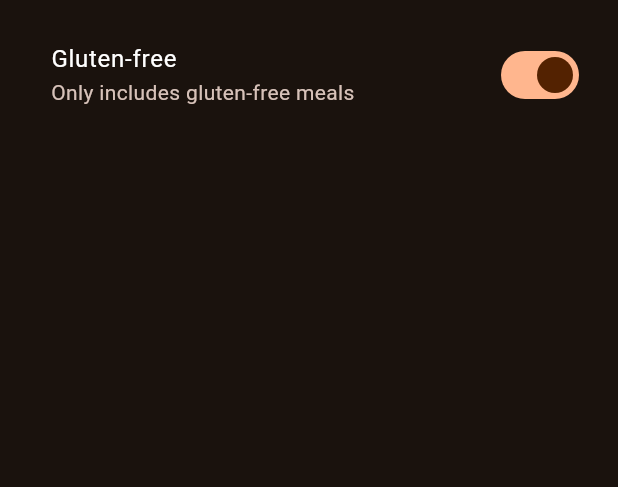
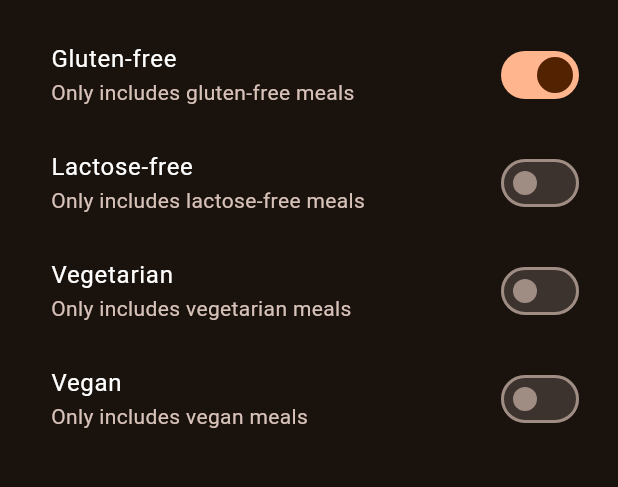
Before and after one commit to loremm34/riverpod-demos, a Flutter app: the FiltersScreen screen opened directly, after a tap on "Gluten-free", on a phone screen of 412 x 824 dp, the part 63-550 px from its top. Run offline on Flutter 3.47's test engine with Material 3 defaults, Android fonts, the phone set to English and light mode, and no system bars; our stand-ins replace transparent_image.

Commit message:
new widget added

```diff
--- a/lib/screens/filters_screen.dart
+++ b/lib/screens/filters_screen.dart
@@ -1,6 +1,7 @@
 import 'package:flutter/material.dart';
 import 'package:flutter_application_3/widgets/main_drawer.dart';
 import 'package:flutter_application_3/screens/tabs_screen.dart';
+import 'package:flutter_application_3/widgets/switch_list_tile_item.dart';
 
 class FiltersScreen extends StatefulWidget {
   const FiltersScreen({super.key});
@@ -11,6 +12,28 @@ class FiltersScreen extends StatefulWidget {
 
 class _FiltersScreenState extends State<FiltersScreen> {
   var _glutenFreeFilterList = false;
+  var _lactoseFreeFilterList = false;
+  var _vegetarianFreeFilterList = false;
+  var _veganFreeFilterList = false;
+
+  void _onSwitchFilterChange(bool isSwitched, String filterType) {
+    setState(() {
+      switch (filterType) {
+        case 'gluten':
+          _glutenFreeFilterList = isSwitched;
+          break;
+        case 'lactose':
+          _lactoseFreeFilterList = isSwitched;
+          break;
+        case 'vegetarian':
+          _vegetarianFreeFilterList = isSwitched;
+          break;
+        case 'vegan':
+          _veganFreeFilterList = isSwitched;
+          break;
+      }
+    });
+  }
 
   void _selectScreen(String identifier) {
     Navigator.of(context).pop();
@@ -32,28 +55,42 @@ class _FiltersScreenState extends State<FiltersScreen> {
         onSelectScreen: _selectScreen,
       ),
       appBar: AppBar(
-        title: Text("Your Filters"),
+        title: const Text("Your Filters"),
       ),
       body: Column(
         children: [
-          SwitchListTile(
-            value: _glutenFreeFilterList,
-            onChanged: (isCheked) {
-              setState(() {
-                _glutenFreeFilterList = isCheked;
-              });
+          SwitchListTileItem(
+            filterList: _glutenFreeFilterList,
+            toogleChange: (bool isCheked) {
+              _onSwitchFilterChange(isCheked, 'gluten');
             },
-            title: Text(
-              "Gluten-free",
-              style: TextStyle(
-                color: Colors.white,
-              ),
-            ),
-            subtitle: Text(
-              "Only includes gluten-free meals",
-            ),
-            contentPadding: const EdgeInsets.only(left: 34, right: 22),
-          )
+            mealsFilter: 'Gluten-free',
+            mealsFilterDetails: 'Only includes gluten-free meals',
+          ),
+          SwitchListTileItem(
+            filterList: _lactoseFreeFilterList,
+            toogleChange: (bool isCheked) {
+              _onSwitchFilterChange(isCheked, 'lactose');
+            },
+            mealsFilter: 'Lactose-free',
+            mealsFilterDetails: 'Only includes lactose-free meals',
+          ),
+          SwitchListTileItem(
+            filterList: _vegetarianFreeFilterList,
+            toogleChange: (bool isCheked) {
+              _onSwitchFilterChange(isCheked, 'vegetarian');
+            },
+            mealsFilter: 'Vegetarian',
+            mealsFilterDetails: 'Only includes vegetarian meals',
+          ),
+          SwitchListTileItem(
+            filterList: _veganFreeFilterList,
+            toogleChange: (bool isCheked) {
+              _onSwitchFilterChange(isCheked, 'vegan');
+            },
+            mealsFilter: 'Vegan',
+            mealsFilterDetails: 'Only includes vegan meals',
+          ),
         ],
       ),
     );
--- /dev/null
+++ b/lib/widgets/switch_list_tile_item.dart
@@ -0,0 +1,33 @@
+import 'package:flutter/material.dart';
+
+class SwitchListTileItem extends StatelessWidget {
+  const SwitchListTileItem({
+    super.key,
+    required this.filterList,
+    required this.toogleChange,
+    required this.mealsFilter,
+    required this.mealsFilterDetails,
+  });
+
+  final bool filterList;
+  final void Function(bool isCheked) toogleChange;
+  final String mealsFilter;
+  final String mealsFilterDetails;
+  @override
+  Widget build(BuildContext context) {
+    return SwitchListTile(
+      value: filterList,
+      onChanged: toogleChange,
+      title: Text(
+        mealsFilter,
+        style: TextStyle(
+          color: Colors.white,
+        ),
+      ),
+      subtitle: Text(
+        mealsFilterDetails,
+      ),
+      contentPadding: const EdgeInsets.only(left: 34, right: 22),
+    );
+  }
+}
```
